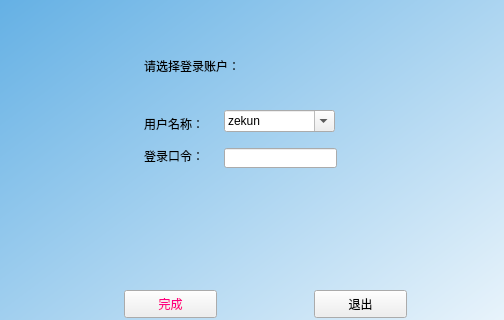
The window that log_in.ui (425zekunwang/QtHomeWork) describes before a commit, drawn with Qt 5; both pictures show x 296 to 800 and y 160 to 480 of the 800 by 600 pixel window.
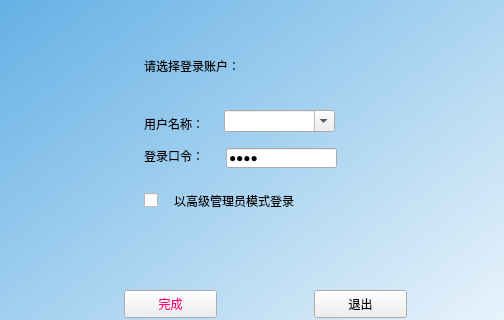
The same window after the commit.

The edit to the form file:
```diff
--- a/log_in.ui
+++ b/log_in.ui
@@ -64,12 +64,24 @@
    <widget class="QLineEdit" name="lineEdit_2">
     <property name="geometry">
      <rect>
-      <x>520</x>
+      <x>522</x>
       <y>308</y>
-      <width>113</width>
+      <width>111</width>
       <height>20</height>
      </rect>
     </property>
+    <property name="text">
+     <string>root</string>
+    </property>
+    <property name="maxLength">
+     <number>16</number>
+    </property>
+    <property name="echoMode">
+     <enum>QLineEdit::Password</enum>
+    </property>
+    <property name="readOnly">
+     <bool>false</bool>
+    </property>
    </widget>
    <widget class="QPushButton" name="pushButton">
     <property name="geometry">
@@ -112,26 +124,32 @@
     <property name="editable">
      <bool>true</bool>
     </property>
-    <item>
-     <property name="text">
-      <string>zekun</string>
-     </property>
-    </item>
-    <item>
-     <property name="text">
-      <string>chengjun</string>
-     </property>
-    </item>
-    <item>
-     <property name="text">
-      <string>wenchao</string>
-     </property>
-    </item>
-    <item>
-     <property name="text">
-      <string>feixia</string>
-     </property>
-    </item>
+   </widget>
+   <widget class="QCheckBox" name="checkBox">
+    <property name="geometry">
+     <rect>
+      <x>440</x>
+      <y>350</y>
+      <width>21</width>
+      <height>20</height>
+     </rect>
+    </property>
+    <property name="text">
+     <string/>
+    </property>
+   </widget>
+   <widget class="QLabel" name="label_4">
+    <property name="geometry">
+     <rect>
+      <x>470</x>
+      <y>353</y>
+      <width>150</width>
+      <height>15</height>
+     </rect>
+    </property>
+    <property name="text">
+     <string>以高级管理员模式登录</string>
+    </property>
    </widget>
   </widget>
   <widget class="QMenuBar" name="menubar">
```
